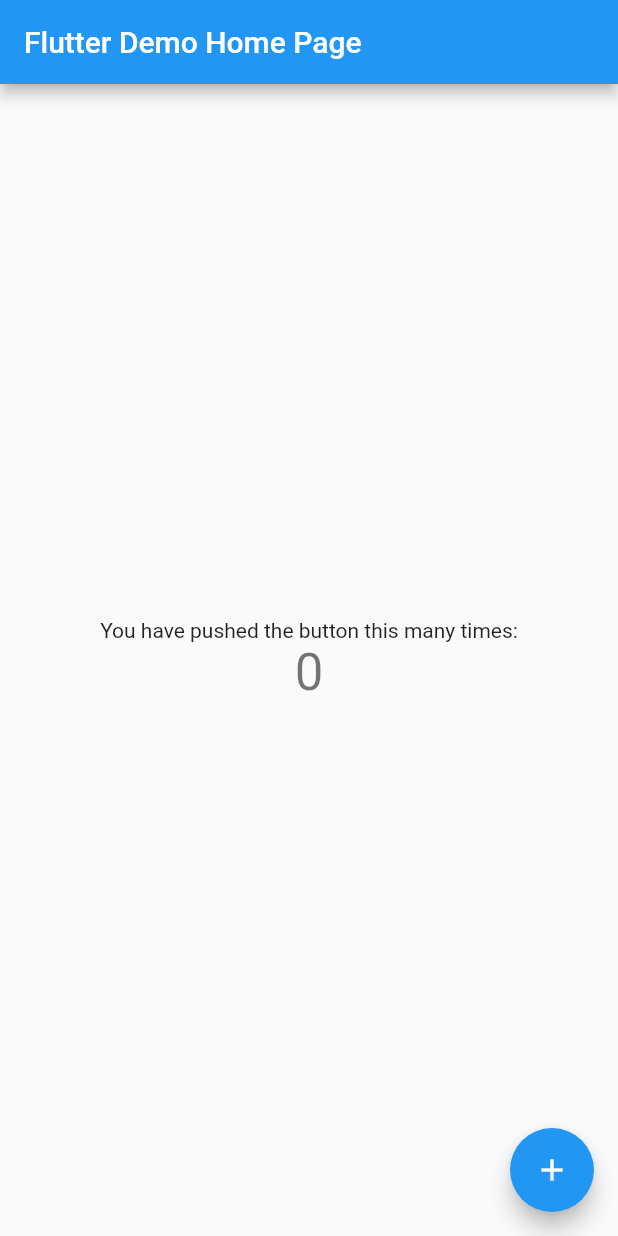
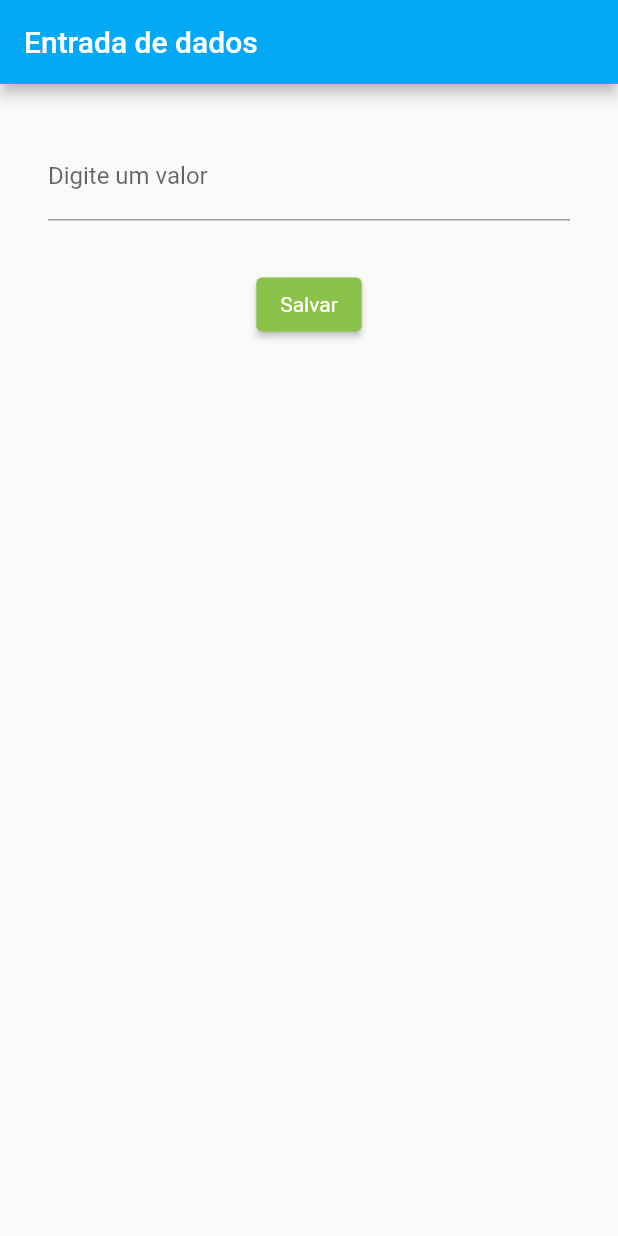
Before and after one commit to Rodrigopca42/entrada_de_dados, a Flutter app: the screen it shows after launch, on a phone screen of 412 x 824 dp. Run offline on Flutter 3.47's test engine with Material 2 defaults, Android fonts, the phone set to English and light mode, and no system bars.

Commit message:
Entrada de dados

```diff
--- /dev/null
+++ b/lib/CampoTexto.dart
@@ -0,0 +1,64 @@
+import 'package:flutter/material.dart';
+
+class CampoTexto extends StatefulWidget {
+  const CampoTexto({Key? key}) : super(key: key);
+
+  @override
+  State<CampoTexto> createState() => _CampoTextoState();
+}
+
+class _CampoTextoState extends State<CampoTexto> {
+
+  TextEditingController _textEditingController =TextEditingController();
+
+  @override
+  Widget build(BuildContext context) {
+    return Scaffold(
+      appBar: AppBar(
+        title: Text("Entrada de dados"),
+        backgroundColor: Colors.lightBlue,
+      ),
+      body: Column(
+        children: <Widget>[
+          Padding(
+            padding: EdgeInsets.all(32),
+            child: TextField(
+              //text, number, emailAddress, dateTime
+              keyboardType: TextInputType.number,
+              decoration: InputDecoration(
+                labelText: "Digite um valor"
+              ),
+              //enable: false,
+              //maxLength: 6,
+              //maxLengthEnforcement: true,
+              onSubmitted: (String texto){
+                print("valor digitado");
+              },
+              controller: _textEditingController,
+            ),
+
+          ),
+          /*ElevatedButton(
+              onPressed:(){
+                print("valor digitado"+ _textEditingController.text);
+              },
+              child: Text("salvar")
+          ),*/
+          ElevatedButton(
+            style: ElevatedButton.styleFrom(
+              backgroundColor: Colors.lightGreen, // background
+              textStyle: TextStyle(
+                  color: Colors.white
+              ), // foreground
+            ),
+            onPressed: () {
+              print("valor digitado"+ _textEditingController.text);
+            },
+            child: Text("Salvar"),
+          )
+
+        ],
+      ),
+    );
+  }
+}
--- a/lib/main.dart
+++ b/lib/main.dart
@@ -1,115 +1,9 @@
+import 'package:entrada_de_dados/CampoTexto.dart';
 import 'package:flutter/material.dart';
 
 void main() {
-  runApp(const MyApp());
+  runApp(MaterialApp(
+    home: CampoTexto(),
+    debugShowCheckedModeBanner: false
+  ));
 }
-
-class MyApp extends StatelessWidget {
-  const MyApp({super.key});
-
-  // This widget is the root of your application.
-  @override
-  Widget build(BuildContext context) {
-    return MaterialApp(
-      title: 'Flutter Demo',
-      theme: ThemeData(
-        // This is the theme of your application.
-        //
-        // Try running your application with "flutter run". You'll see the
-        // application has a blue toolbar. Then, without quitting the app, try
-        // changing the primarySwatch below to Colors.green and then invoke
-        // "hot reload" (press "r" in the console where you ran "flutter run",
-        // or simply save your changes to "hot reload" in a Flutter IDE).
-        // Notice that the counter didn't reset back to zero; the application
-        // is not restarted.
-        primarySwatch: Colors.blue,
-      ),
-      home: const MyHomePage(title: 'Flutter Demo Home Page'),
-    );
-  }
-}
-
-class MyHomePage extends StatefulWidget {
-  const MyHomePage({super.key, required this.title});
-
-  // This widget is the home page of your application. It is stateful, meaning
-  // that it has a State object (defined below) that contains fields that affect
-  // how it looks.
-
-  // This class is the configuration for the state. It holds the values (in this
-  // case the title) provided by the parent (in this case the App widget) and
-  // used by the build method of the State. Fields in a Widget subclass are
-  // always marked "final".
-
-  final String title;
-
-  @override
-  State<MyHomePage> createState() => _MyHomePageState();
-}
-
-class _MyHomePageState extends State<MyHomePage> {
-  int _counter = 0;
-
-  void _incrementCounter() {
-    setState(() {
-      // This call to setState tells the Flutter framework that something has
-      // changed in this State, which causes it to rerun the build method below
-      // so that the display can reflect the updated values. If we changed
-      // _counter without calling setState(), then the build method would not be
-      // called again, and so nothing would appear to happen.
-      _counter++;
-    });
-  }
-
-  @override
-  Widget build(BuildContext context) {
-    // This method is rerun every time setState is called, for instance as done
-    // by the _incrementCounter method above.
-    //
-    // The Flutter framework has been optimized to make rerunning build methods
-    // fast, so that you can just rebuild anything that needs updating rather
-    // than having to individually change instances of widgets.
-    return Scaffold(
-      appBar: AppBar(
-        // Here we take the value from the MyHomePage object that was created by
-        // the App.build method, and use it to set our appbar title.
-        title: Text(widget.title),
-      ),
-      body: Center(
-        // Center is a layout widget. It takes a single child and positions it
-        // in the middle of the parent.
-        child: Column(
-          // Column is also a layout widget. It takes a list of children and
-          // arranges them vertically. By default, it sizes itself to fit its
-          // children horizontally, and tries to be as tall as its parent.
-          //
-          // Invoke "debug painting" (press "p" in the console, choose the
-          // "Toggle Debug Paint" action from the Flutter Inspector in Android
-          // Studio, or the "Toggle Debug Paint" command in Visual Studio Code)
-          // to see the wireframe for each widget.
-          //
-          // Column has various properties to control how it sizes itself and
-          // how it positions its children. Here we use mainAxisAlignment to
-          // center the children vertically; the main axis here is the vertical
-          // axis because Columns are vertical (the cross axis would be
-          // horizontal).
-          mainAxisAlignment: MainAxisAlignment.center,
-          children: <Widget>[
-            const Text(
-              'You have pushed the button this many times:',
-            ),
-            Text(
-              '$_counter',
-              style: Theme.of(context).textTheme.headline4,
-            ),
-          ],
-        ),
-      ),
-      floatingActionButton: FloatingActionButton(
-        onPressed: _incrementCounter,
-        tooltip: 'Increment',
-        child: const Icon(Icons.add),
-      ), // This trailing comma makes auto-formatting nicer for build methods.
-    );
-  }
-}
```
Also changed, not shown: 1 other file.
